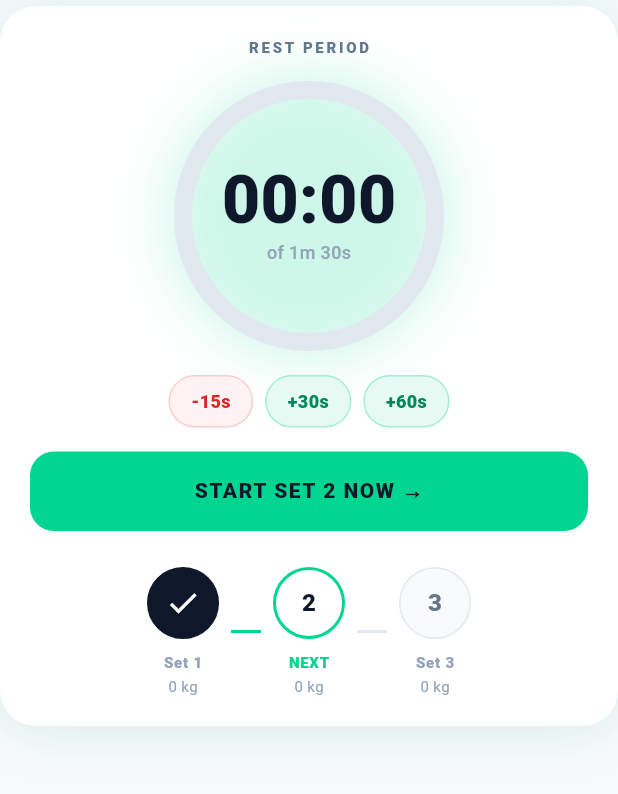
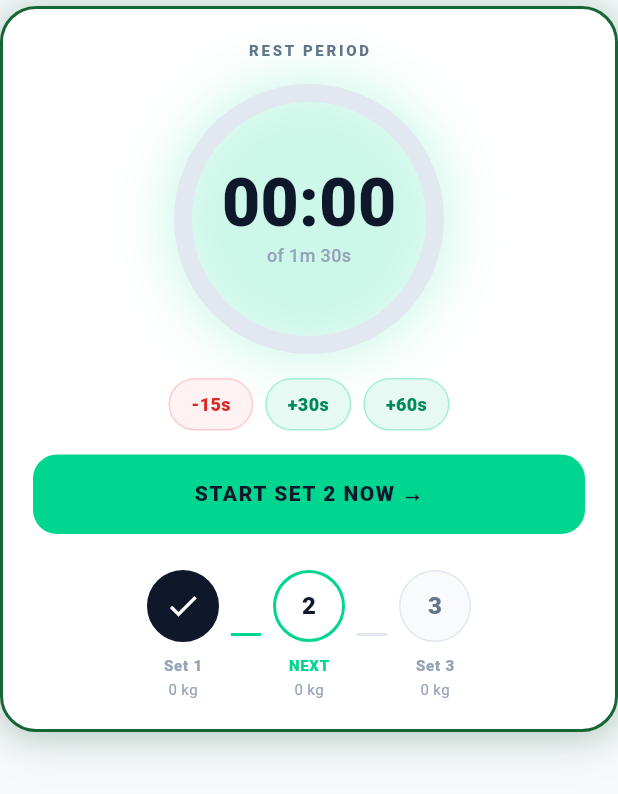
Before and after one commit to MasterDineth/FitTrack, a Flutter app: the ActiveRestTimerView widget shown alone on an empty page, opened directly, on a phone screen of 412 x 824 dp. Shown: the top 794 px of the screen. Run offline on Flutter 3.47's test engine with Material 3 defaults, Android fonts, the phone set to English and light mode, and no system bars; our stand-ins replace flutter_riverpod, freezed_annotation, go_router, riverpod_annotation, shared_preferences, sqflite; accounts and stored records are empty; generated files the repository leaves out were written again.

Commit message:
Polish active workout UI styling and add tests
Refines visual styling for the Active Workout UI: adds a dark-green border and ambient glow to the active exercise card and rest timer, tightens and adjusts BoxShadow/blur values, and updates metric chip color. Converts the session footer into a frosted-glass panel using ClipRect + BackdropFilter, adjusts padding/layout (SafeArea) and button styles. Also adds widget tests (active_workout_styling_test.dart) to verify the new border/glow and BackdropFilter presence. Small import (dart:ui) added to support ImageFilter usage.

```diff
--- a/fittrack/lib/presentation/widgets/active_rest_timer_view.dart
+++ b/fittrack/lib/presentation/widgets/active_rest_timer_view.dart
@@ -34,11 +34,20 @@ class ActiveRestTimerView extends ConsumerWidget {
           decoration: BoxDecoration(
             color: Colors.white,
             borderRadius: BorderRadius.circular(24),
+            border: Border.all(color: const Color(0xFF166534), width: 2),
             boxShadow: [
+              // Small dark green ambient glow matching the active workout card
               BoxShadow(
-                color: const Color(0xFF00D68F).withValues(alpha: 0.12),
-                blurRadius: 40,
-                spreadRadius: -5,
+                color: const Color(0xFF166534).withValues(alpha: 0.20),
+                blurRadius: 18,
+                spreadRadius: 1,
+                offset: const Offset(0, 2),
+              ),
+              BoxShadow(
+                color: const Color(0xFF166534).withValues(alpha: 0.08),
+                blurRadius: 30,
+                spreadRadius: 2,
+                offset: const Offset(0, 4),
               ),
               const BoxShadow(
                 color: Color(0x0A0F172A),
```
Also changed, not shown: fittrack/lib/presentation/screens/active_workout_screen.dart (+39 -11 lines), 1 other file.
